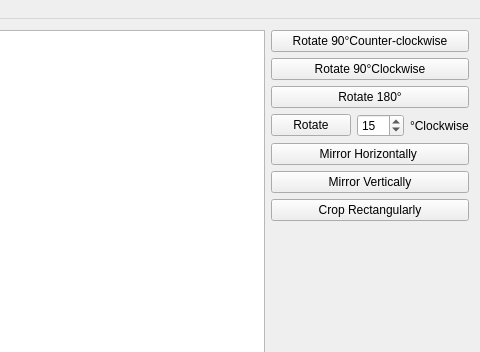
Old version of the form mainwindow.ui in the repository lizy14/hello-lenna; both pictures show x 415 to 895 and y 0 to 352 of the 895 by 669 pixel window.
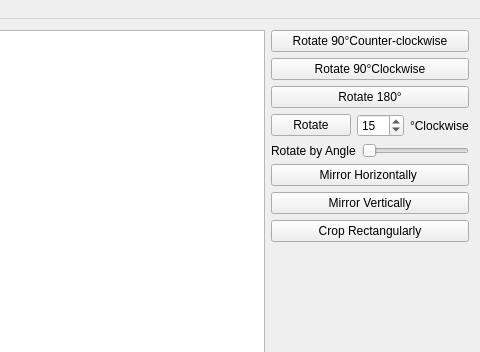
New version of the form.

Commit message: restore rotation slider UI

```diff
--- a/mainwindow.ui
+++ b/mainwindow.ui
@@ -93,6 +93,39 @@
           </item>
          </layout>
         </item>
+         <item>
+         <layout class="QHBoxLayout" name="horizontalLayout_2">
+          <property name="leftMargin">
+           <number>0</number>
+          </property>
+          <property name="topMargin">
+           <number>0</number>
+          </property>
+          <property name="rightMargin">
+           <number>0</number>
+          </property>
+          <property name="bottomMargin">
+           <number>0</number>
+          </property>
+          <item>
+           <widget class="QLabel" name="label">
+            <property name="text">
+             <string>Rotate by Angle</string>
+            </property>
+           </widget>
+          </item>
+          <item>
+           <widget class="QSlider" name="sliderRotation">
+            <property name="maximum">
+             <number>90</number>
+            </property>
+            <property name="orientation">
+             <enum>Qt::Horizontal</enum>
+            </property>
+           </widget>
+          </item>
+         </layout>
+        </item>
         <item>
          <widget class="QPushButton" name="btnHorizontalMirror">
           <property name="text">
```
The commit also changes 2 other files.
